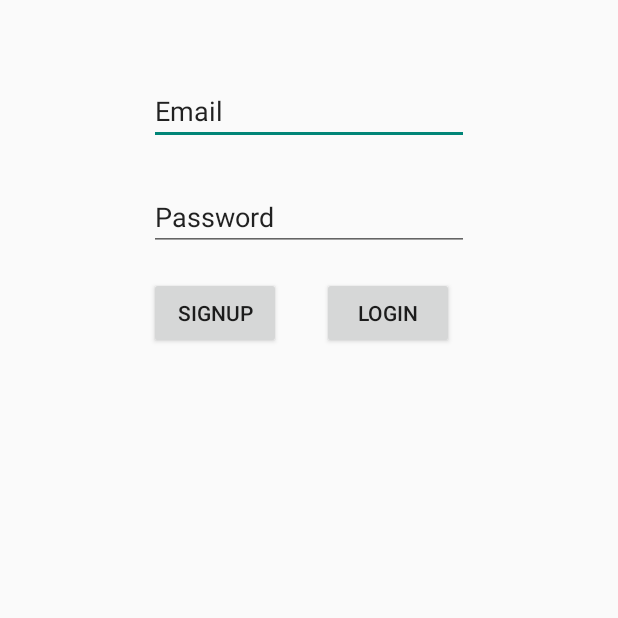
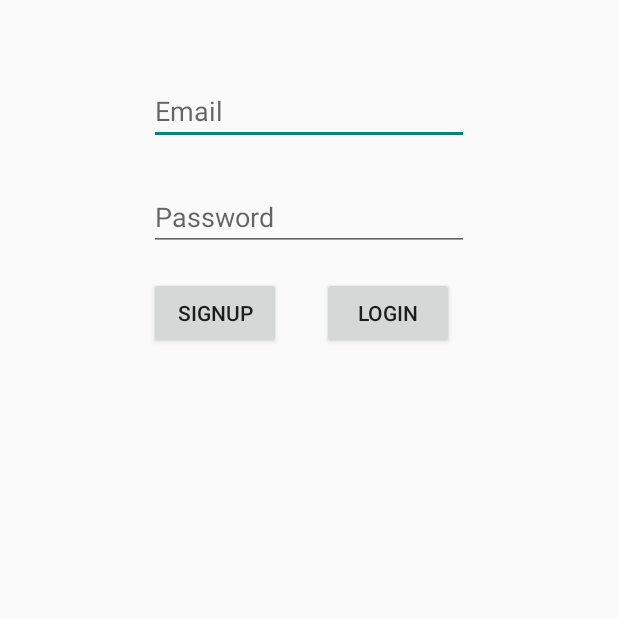
Before and after one commit to reazhossain/jamshed_blood, an Android app: the LoginActivity screen opened directly, with no data from a screen before it, on a phone screen of 412 x 824 dp, the top half of it. Run offline under Robolectric (Android 15) with nearby library versions, the phone set to English and light mode, and no system bars; our stand-ins replace Firebase (no records; nobody signed in at launch, a user with empty details on screens opened directly).

```diff
--- a/app/src/main/res/layout/activity_login.xml
+++ b/app/src/main/res/layout/activity_login.xml
@@ -15,7 +15,7 @@
         android:layout_height="wrap_content"
         android:ems="10"
         android:inputType="textPersonName"
-        android:text="Email"
+        android:hint="Email"
         tools:layout_constraintTop_creator="1"
         tools:layout_constraintRight_creator="1"
         app:layout_constraintRight_toRightOf="parent"
@@ -30,7 +30,7 @@
         android:layout_height="wrap_content"
         android:ems="10"
         android:inputType="textPersonName"
-        android:text="Password"
+        android:hint="Password"
         tools:layout_constraintTop_creator="1"
         tools:layout_constraintRight_creator="1"
         app:layout_constraintRight_toRightOf="@+id/email_ET"
```
